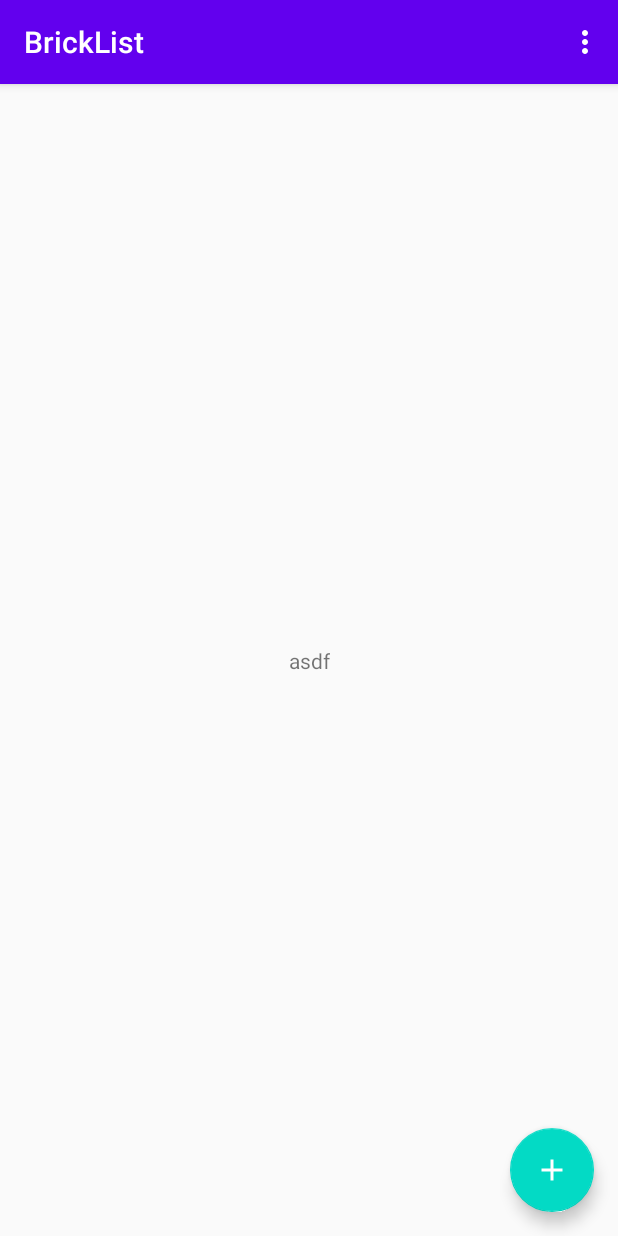
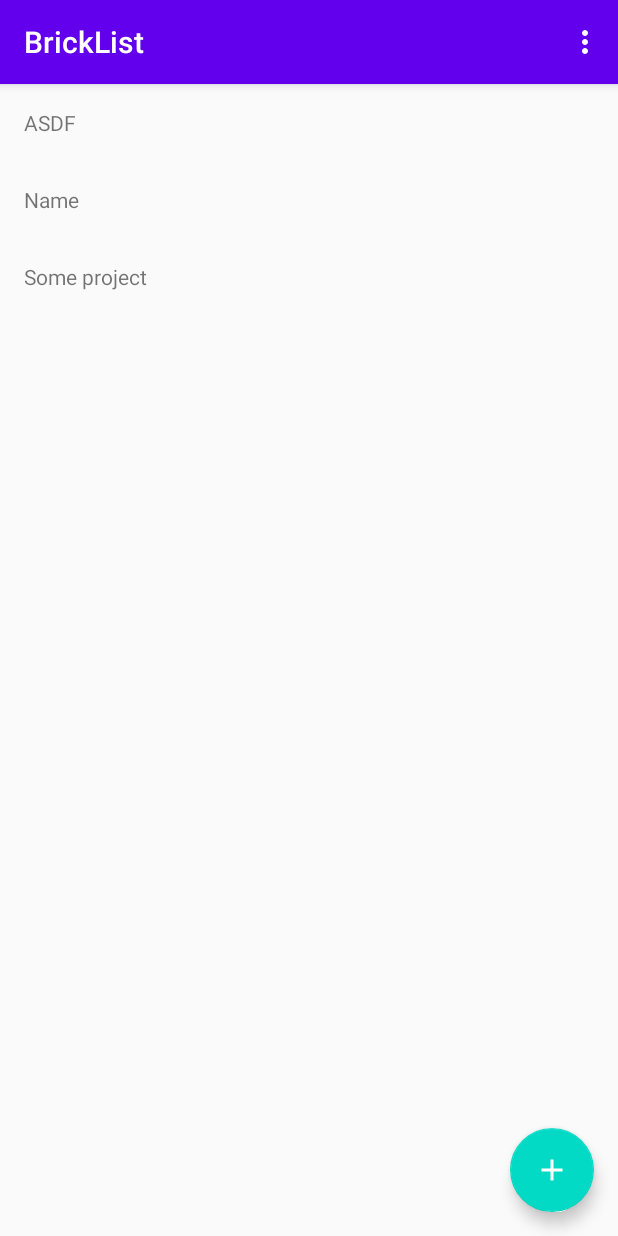
Before and after one commit to Ztrk/brick-list, an Android app: the screen it shows after launch (MainActivity), on a phone screen of 412 x 824 dp. Run offline under Robolectric (Android 15) with nearby library versions, the phone set to English and light mode, and no system bars; our stand-ins replace Room's generated code.

Commit message:
Add recycler view for inventories

```diff
--- /dev/null
+++ b/app/src/main/java/com/example/bricklist/InventoryViewAdapter.kt
@@ -0,0 +1,35 @@
+package com.example.bricklist
+
+import android.view.LayoutInflater
+import android.view.View
+import android.view.ViewGroup
+import android.widget.TextView
+import androidx.recyclerview.widget.RecyclerView
+import org.w3c.dom.Text
+
+class InventoryViewAdapter()
+        : RecyclerView.Adapter<InventoryViewAdapter.InventoryViewHolder>() {
+
+    var inventories = listOf<Inventory>()
+        set(value) {
+            field = value
+            notifyDataSetChanged()
+        }
+
+    class InventoryViewHolder(private val view: View)
+            : RecyclerView.ViewHolder(view) {
+        val nameView: TextView = view.findViewById(R.id.nameText)
+    }
+
+    override fun onCreateViewHolder(parent: ViewGroup, viewType: Int): InventoryViewHolder {
+        val view = LayoutInflater.from(parent.context)
+            .inflate(R.layout.inventory_item, parent,false)
+        return InventoryViewHolder(view)
+    }
+
+    override fun getItemCount() = inventories.size
+
+    override fun onBindViewHolder(holder: InventoryViewHolder, position: Int) {
+        holder.nameView.text = inventories[position].name
+    }
+}
--- a/app/src/main/java/com/example/bricklist/InventoryXmlParser.kt
+++ b/app/src/main/java/com/example/bricklist/InventoryXmlParser.kt
@@ -40,7 +40,7 @@ class InventoryXmlParser {
         val inventoryPart = InventoryPart()
         while (parser.next() != XmlPullParser.END_TAG) {
             if (parser.eventType != XmlPullParser.START_TAG) {
-                continue;
+                continue
             }
             when (parser.name) {
                 "ITEMTYPE" -> inventoryPart.typeCode = readText(parser, "ITEMTYPE")
@@ -69,8 +69,8 @@ class InventoryXmlParser {
         var depth = 1
         while (depth != 0) {
             when (parser.next()) {
-                XmlPullParser.START_TAG -> ++depth;
-                XmlPullParser.END_TAG -> --depth;
+                XmlPullParser.START_TAG -> ++depth
+                XmlPullParser.END_TAG -> --depth
             }
         }
     }
--- a/app/src/main/java/com/example/bricklist/MainActivity.kt
+++ b/app/src/main/java/com/example/bricklist/MainActivity.kt
@@ -2,20 +2,37 @@ package com.example.bricklist
 
 import android.content.Intent
 import android.os.Bundle
-import androidx.appcompat.app.AppCompatActivity
 import android.view.Menu
 import android.view.MenuItem
-
+import androidx.appcompat.app.AppCompatActivity
+import androidx.recyclerview.widget.LinearLayoutManager
 import kotlinx.android.synthetic.main.activity_main.*
+import kotlinx.android.synthetic.main.content_main.*
 
 class MainActivity : AppCompatActivity() {
+
+    private lateinit var viewAdapter: InventoryViewAdapter
 
     override fun onCreate(savedInstanceState: Bundle?) {
         super.onCreate(savedInstanceState)
         setContentView(R.layout.activity_main)
         setSupportActionBar(toolbar)
 
-        addInventoryButton.setOnClickListener { view ->
+        val viewManager = LinearLayoutManager(this)
+        viewAdapter = InventoryViewAdapter()
+        viewAdapter.inventories = listOf(
+            Inventory().apply { name = "ASDF" },
+            Inventory().apply { name = "Name" },
+            Inventory().apply { name = "Some project" }
+        )
+
+        inventoriesView.apply {
+            setHasFixedSize(true)
+            layoutManager = viewManager
+            adapter = viewAdapter
+        }
+
+        addInventoryButton.setOnClickListener {
             val intent = Intent(this, NewInventoryActivity::class.java)
             startActivity(intent)
         }
--- a/app/src/main/res/layout/content_main.xml
+++ b/app/src/main/res/layout/content_main.xml
@@ -7,11 +7,10 @@
     android:layout_height="match_parent"
     app:layout_behavior="@string/appbar_scrolling_view_behavior">
 
-    <TextView
-        android:id="@+id/textView"
-        android:layout_width="wrap_content"
-        android:layout_height="wrap_content"
-        android:text="asdf"
+    <androidx.recyclerview.widget.RecyclerView
+        android:id="@+id/inventoriesView"
+        android:layout_width="0dp"
+        android:layout_height="0dp"
         app:layout_constraintBottom_toBottomOf="parent"
         app:layout_constraintEnd_toEndOf="parent"
         app:layout_constraintStart_toStartOf="parent"
--- /dev/null
+++ b/app/src/main/res/layout/inventory_item.xml
@@ -0,0 +1,14 @@
+<?xml version="1.0" encoding="utf-8"?>
+<android.widget.LinearLayout xmlns:android="http://schemas.android.com/apk/res/android"
+    xmlns:tools="http://schemas.android.com/tools"
+    android:layout_width="match_parent"
+    android:layout_height="wrap_content">
+
+    <TextView
+        android:id="@+id/nameText"
+        android:layout_width="match_parent"
+        android:layout_height="wrap_content"
+        android:layout_weight="1"
+        android:padding="16dp"
+        tools:text="Name" />
+</android.widget.LinearLayout>
```
Also changed, not shown: 1 other file.
